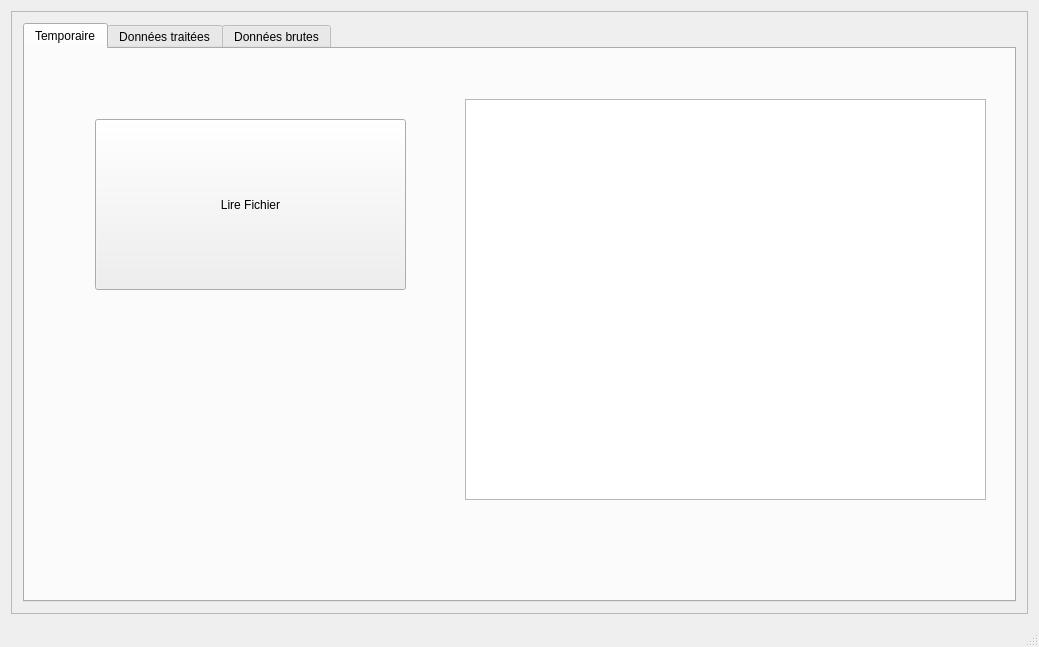
First picture: the form in src/IHM.ui, repository yafeunteun/IHM, before the edit.
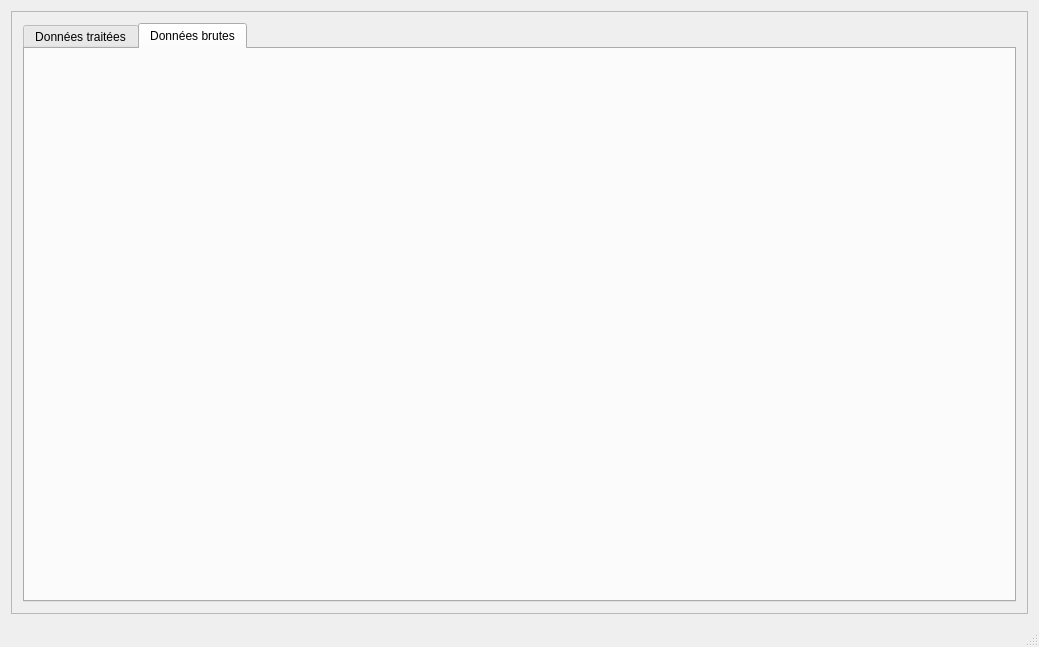
Second picture: the form after the edit. The open tabs and pages were chosen to show the change.

Commit message: Retrait des widgets superflus : selection de l'adresse et du port du serveur et l'onglet temporaire.

```diff
--- a/src/IHM.ui
+++ b/src/IHM.ui
@@ -44,34 +44,6 @@
          <property name="currentIndex">
           <number>2</number>
          </property>
-         <widget class="QWidget" name="tabPos">
-          <attribute name="title">
-           <string>Temporaire</string>
-          </attribute>
-          <widget class="QPushButton" name="lireFic">
-           <property name="geometry">
-            <rect>
-             <x>70</x>
-             <y>70</y>
-             <width>311</width>
-             <height>171</height>
-            </rect>
-           </property>
-           <property name="text">
-            <string>Lire Fichier</string>
-           </property>
-          </widget>
-          <widget class="QTextBrowser" name="textBrowser">
-           <property name="geometry">
-            <rect>
-             <x>440</x>
-             <y>50</y>
-             <width>521</width>
-             <height>401</height>
-            </rect>
-           </property>
-          </widget>
-         </widget>
          <widget class="QWidget" name="tabAccel">
           <attribute name="title">
            <string>Données traitées</string>
```
Left out of the diff: 2 changed lines with no effect on the pictures. The commit also changes 1 other file.
